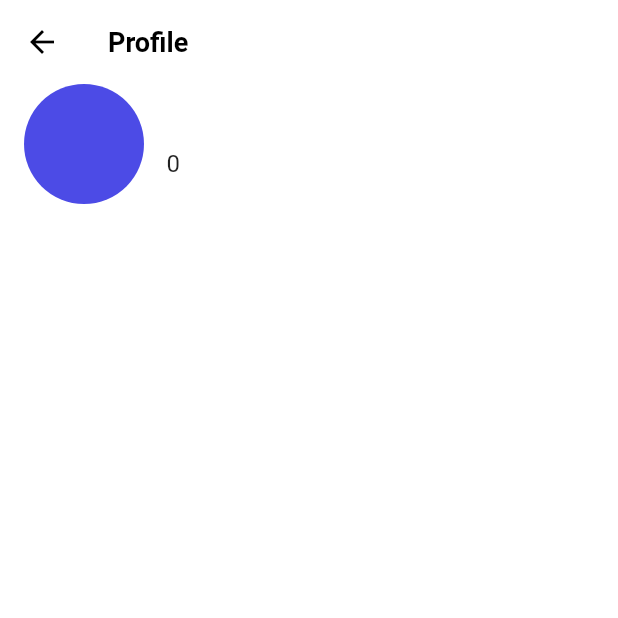
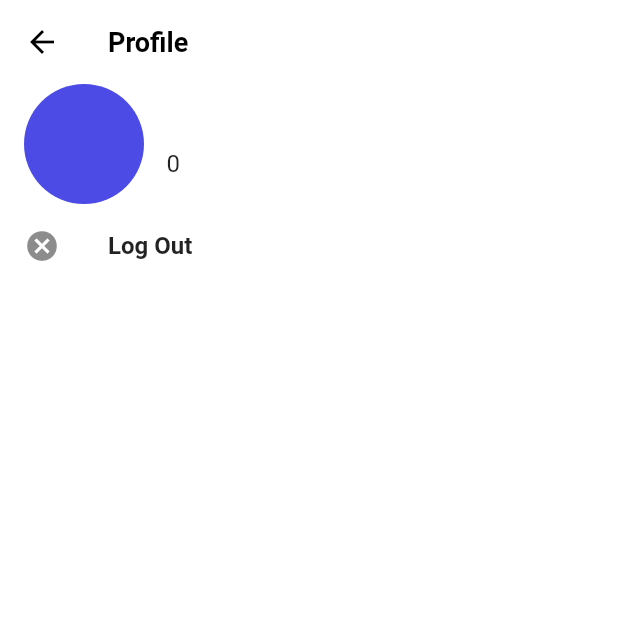
Before and after one commit to Collins-01/PING, a Flutter app: the ProfileView screen opened by its route, on a phone screen of 412 x 824 dp, the top half of it. Run offline on Flutter 3.47's test engine with Material 2 defaults, Android fonts, the phone set to English and light mode, and no system bars; our stand-ins replace flutter_secure_storage, get_it, socket_io_client, stacked; missing offline and left inert: sqlbrite; accounts and stored records are empty; Roboto replaces fonts that are missing (Matter).

```diff
--- a/lib/Core/Services/auth_service.dart
+++ b/lib/Core/Services/auth_service.dart
@@ -3,11 +3,15 @@ import 'dart:developer';
 
 import 'package:flutter_secure_storage/flutter_secure_storage.dart';
 import 'package:ping/Core/Models/user_model.dart';
+import 'package:ping/Core/Services/navigation_service.dart';
+import 'package:ping/Routes/navigator_routes.dart';
 
 class AuthService {
   AuthService._();
   static final AuthService _instance = AuthService._();
   factory AuthService() => _instance;
+  static final NavigationService _navigationService =
+      NavigationService.instance;
 
   static User? _user;
   static User? get user => _user;
@@ -30,4 +34,9 @@ class AuthService {
       _user = User.fromJson(decodedData);
     }
   }
+
+  static logOut() async {
+    await _secureStorage.deleteAll();
+    await _navigationService.navigateToNewRoute(NavigatorRoutes.signInView);
+  }
 }
--- a/lib/UIs/home/chat_view.dart
+++ b/lib/UIs/home/chat_view.dart
@@ -1,4 +1,3 @@
-import 'package:chat_bubbles/bubbles/bubble_normal_audio.dart';
 import 'package:chat_bubbles/bubbles/bubble_special_three.dart';
 import 'package:flutter/cupertino.dart';
 import 'package:flutter/material.dart';
@@ -146,7 +145,7 @@ class _ChatViewState extends State<ChatView> {
                           Message message = Message(
                             id: DateTime.now().millisecondsSinceEpoch,
                             msg: controller.text.trim(),
-                            reciverId: 1654183960157,
+                            reciverId: AuthService.user!.id,
                             senderId: AuthService.user!.id,
                             sentAt: DateTime.now(),
                           );
--- a/lib/UIs/home/profile_view.dart
+++ b/lib/UIs/home/profile_view.dart
@@ -48,6 +48,11 @@ class ProfileView extends StatelessWidget {
               ],
             ),
           ),
+          ListTile(
+            onTap: () => AuthService.logOut(),
+            leading: const Icon(Icons.cancel),
+            title: AppText.heading6SB("Log Out"),
+          )
         ],
       ),
     );
```
Also changed, not shown: 6 other files.
